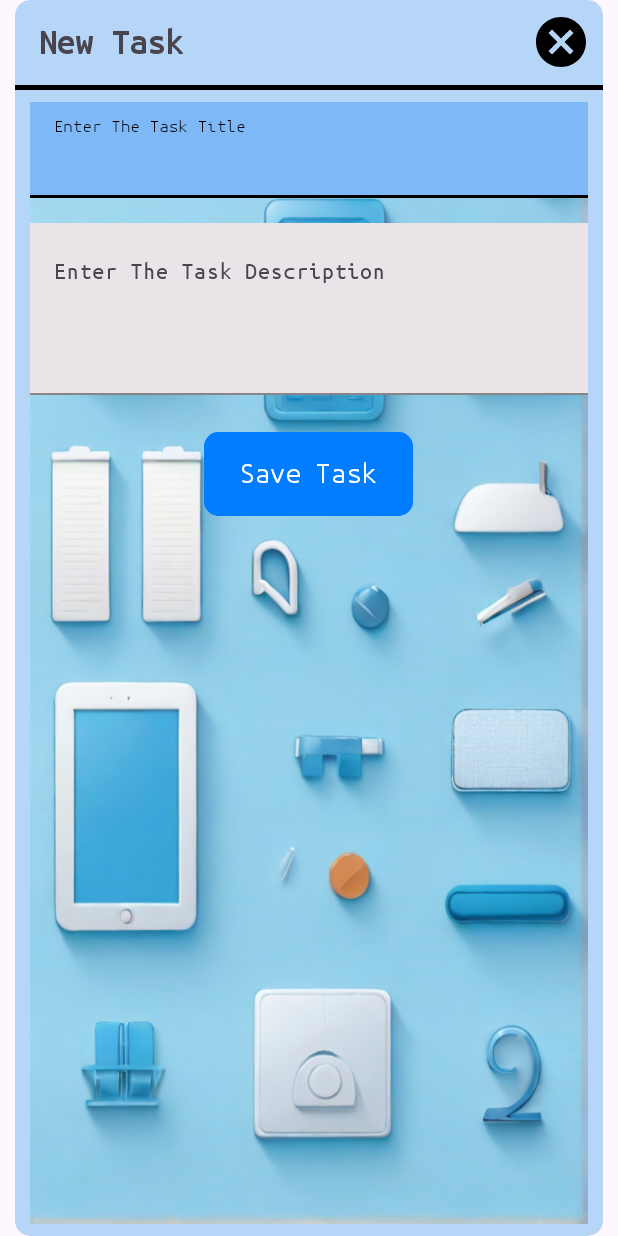
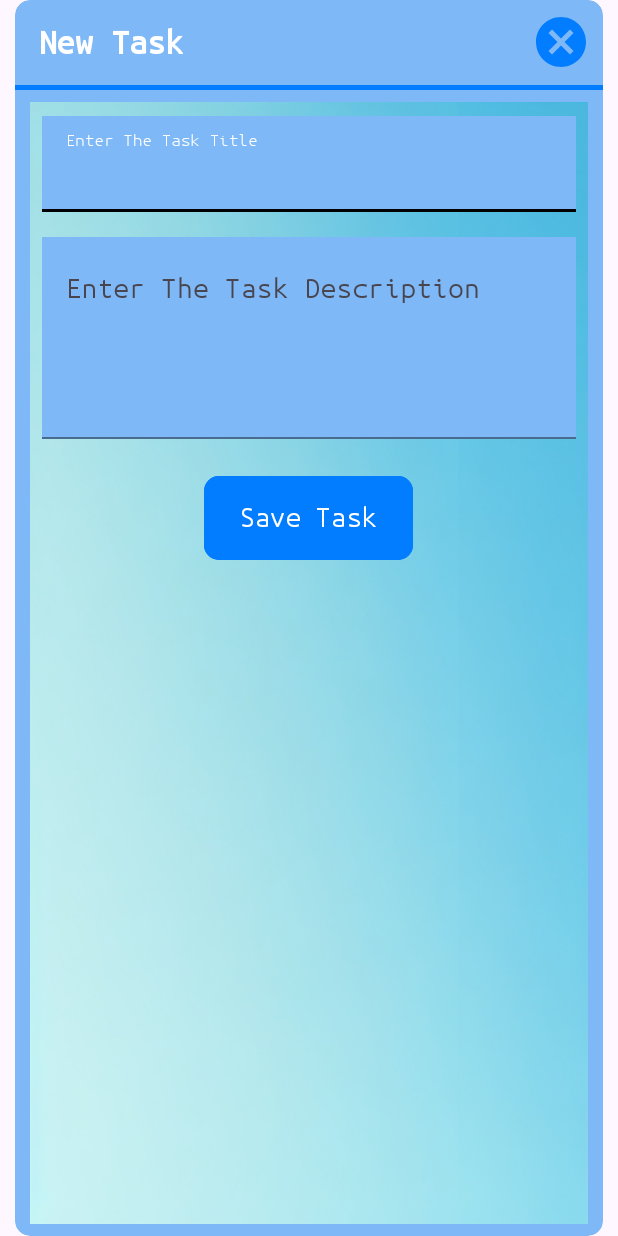
Before and after one commit to it22587206/task-manager, an Android app: the layout add_task_dialog.xml on its own in the app's theme, with its tools: preview values and no code run, on a phone screen of 412 x 824 dp. Run offline under Robolectric (Android 15) with nearby library versions, the phone set to English and light mode, and no system bars.

Commit message:
do some changes

```diff
--- a/Todo-App/app/src/main/res/layout/add_task_dialog.xml
+++ b/Todo-App/app/src/main/res/layout/add_task_dialog.xml
@@ -5,7 +5,7 @@
     android:layout_width="match_parent"
     android:layout_height="wrap_content"
     android:layout_marginHorizontal="10dp"
-    app:cardBackgroundColor="#B6D6F8">
+    android:backgroundTint="@color/typefield">
 
     <RelativeLayout
         android:layout_width="match_parent"
@@ -15,10 +15,14 @@
             android:id="@+id/titleTaskTxt"
             android:layout_width="wrap_content"
             android:layout_height="wrap_content"
-            android:layout_margin="16dp"
+            android:layout_marginStart="16dp"
+            android:layout_marginTop="16dp"
+            android:layout_marginEnd="16dp"
+            android:layout_marginBottom="16dp"
             android:text="New Task"
             android:textSize="24sp"
-            android:textStyle="bold" />
+            android:textStyle="bold"
+            android:textColor="@color/white"/>
 
         <ImageView
             android:id="@+id/closeImg"
@@ -29,14 +33,15 @@
             android:layout_marginTop="8dp"
             android:layout_marginEnd="8dp"
             android:layout_marginBottom="8dp"
-            android:src="@drawable/ic_close" />
+            android:src="@drawable/ic_close"
+            app:tint="@color/mainBackgroundColor"/>
 
         <View
             android:id="@+id/viewHLine"
             android:layout_width="match_parent"
             android:layout_height="3dp"
             android:layout_below="@id/titleTaskTxt"
-            android:background="@color/black" />
+            android:background="@color/mainBackgroundColor" />
 
         <LinearLayout
             android:layout_width="match_parent"
@@ -45,7 +50,7 @@
             android:layout_centerHorizontal="true"
             android:layout_marginHorizontal="10dp"
             android:layout_marginVertical="8dp"
-            android:background="@drawable/background_im"
+            android:background="@drawable/new_new"
             android:orientation="vertical">
 
             <com.google.android.material.textfield.TextInputLayout
@@ -53,14 +58,18 @@
                 android:id="@+id/edTaskTitleL"
                 android:layout_width="match_parent"
                 android:layout_height="wrap_content"
-                android:hint="Enter The Task Title">
+                android:hint="Enter The Task Title"
+                app:hintTextColor="@color/white">
 
                 <com.google.android.material.textfield.TextInputEditText
                     android:id="@+id/edTaskTitle"
                     android:layout_width="match_parent"
                     android:layout_height="?actionBarSize"
                     android:background="@color/typefield"
-                    android:inputType="text" />
+                    android:inputType="text"
+                    android:textSize="20sp"
+                    android:layout_marginHorizontal="8dp"
+                    android:layout_marginTop="9dp"/>
 
             </com.google.android.material.textfield.TextInputLayout>
             <com.google.android.material.textfield.TextInputLayout
@@ -68,17 +77,20 @@
                 android:id="@+id/edTaskDescL"
                 android:layout_width="match_parent"
                 android:layout_height="wrap_content"
-                android:hint="Enter The Task Description">
+                android:hint="Enter The Task Description"
+                app:hintTextColor="@color/white">
 
                 <com.google.android.material.textfield.TextInputEditText
                     android:id="@+id/edTaskDesc"
                     android:layout_width="match_parent"
                     android:layout_height="wrap_content"
-                    android:background="#EAE4E8"
+                    android:background="@color/typefield"
                     android:gravity="top|start"
                     android:inputType="textMultiLine"
                     android:lines="5"
-                    android:maxLines="5" />
+                    android:maxLines="5"
+                    android:textSize="20sp"
+                    android:layout_marginHorizontal="8dp"/>
 
 
             </com.google.android.material.textfield.TextInputLayout>
@@ -95,7 +107,8 @@
                 android:backgroundTint="@color/mainBackgroundColor"
                 style="@style/Widget.App.Button.Fill"
                 android:text="Save Task"
-                android:textSize="20sp" />
+                android:textSize="20sp"
+                android:textColor="@color/white"/>
         </LinearLayout>
     </RelativeLayout>
 </com.google.android.material.card.MaterialCardView>
--- a/Todo-App/app/src/main/res/values/colors.xml
+++ b/Todo-App/app/src/main/res/values/colors.xml
@@ -4,4 +4,5 @@
     <color name="white">#FFFFFFFF</color>
     <color name="mainBackgroundColor">#037DFF</color>
     <color name="typefield">#7EB8F6</color>
+    <color name="backgroundsilver"> #CCCCCC</color>
 </resources>
```
Also changed, not shown: Todo-App/app/src/main/res/layout/activity_main.xml (+7 -5 lines), Todo-App/app/src/main/res/layout/loading_dialog.xml (+4 -3 lines), Todo-App/app/src/main/res/layout/update_task_dialog.xml (+29 -15 lines), Todo-App/app/src/main/res/layout/view_task_grid_layout.xml (+9 -6 lines), Todo-App/app/src/main/res/layout/view_task_list_layout.xml (+9 -6 lines), Todo-App/app/src/main/res/drawable/new_background.png (added), Todo-App/app/src/main/res/drawable/new_new.png (added).
